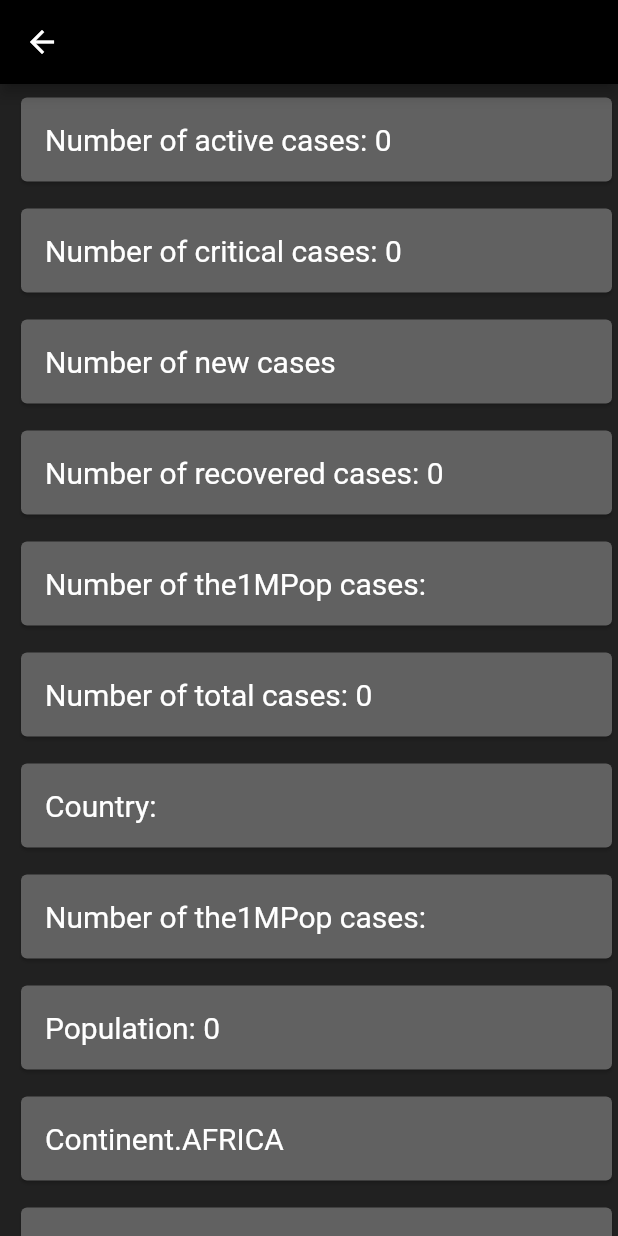
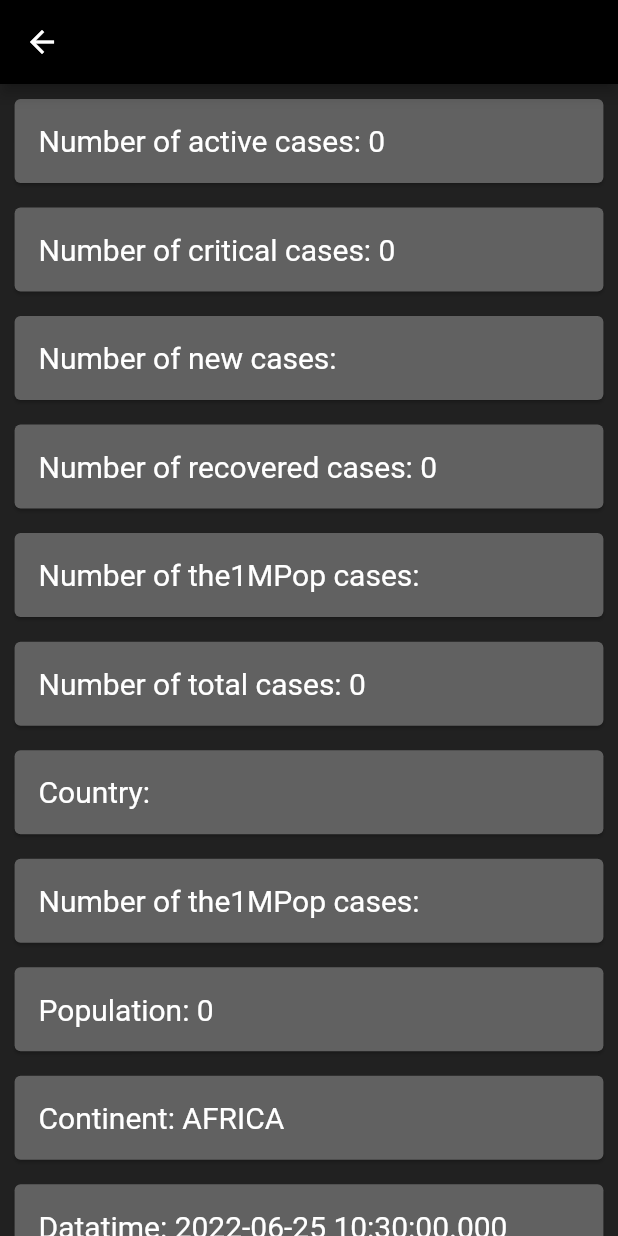
Before and after one commit to cihangirtuncer/CovidInformationApp, a Flutter app: the StaticView screen opened directly with empty values, on a phone screen of 412 x 824 dp. Run offline on Flutter 3.47's test engine with Material 2 defaults, Android fonts, the phone set to English and light mode, and no system bars; our stand-ins replace dio, flutter_screenutil, get, get_storage; accounts and stored records are empty; network calls fail.

```diff
--- a/lib/core/components/text/text.dart
+++ b/lib/core/components/text/text.dart
@@ -1,16 +1,8 @@
 import 'package:flutter/material.dart';
 
-text(String string) {
-  return Padding(
-    padding: const EdgeInsets.fromLTRB(10, 5, 0, 5),
-    child: Card(
-      color: Colors.grey.shade700,
-      child: ListTile(
-        title: Text(
-          string,
+Text text(String string) {
+  return  Text(
+          string ?? 0,
           style: const TextStyle(color: Colors.white, fontSize: 20),
-        ),
-      ),
-    ),
-  );
+        );
 }
--- a/lib/main.dart
+++ b/lib/main.dart
@@ -1,5 +1,6 @@
 import 'package:covid_19_statistic/view/countries/view/countries_view.dart';
 import 'package:flutter/material.dart';
+import 'package:flutter_screenutil/flutter_screenutil.dart';
 import 'package:get/get.dart';
 
 void main() {
@@ -11,13 +12,22 @@ class MyApp extends StatelessWidget {
 
   @override
   Widget build(BuildContext context) {
+    return ScreenUtilInit(
+      designSize: const Size(360, 690),
+      minTextAdapt: true,
+      splitScreenMode: true,
+      builder: (context , child) {
     return GetMaterialApp(
       debugShowCheckedModeBanner: false,
       title: 'COVID 19',
       theme: ThemeData(
         primarySwatch: Colors.blue,
+
       ),
       home: const MyHomePage(title: 'COVID'),
+      );
+      },
+
     );
   }
 }
--- a/lib/product/constant/api_constant.dart
+++ b/lib/product/constant/api_constant.dart
@@ -1,14 +1,10 @@
 class ApiConstant {
   static const url = "https://covid-193.p.rapidapi.com/";
-  static const headers = {
-    'x-rapidapi-host': 'covid-193.p.rapidapi.com',
-    'x-rapidapi-key': '7230f0073fmsh19c10074c514c59p16793ejsn6aa0e35fe867',
-  };
   static const headerHost = 'x-rapidapi-host';
   static const headerHostValue = 'covid-193.p.rapidapi.com';
-    static const headerKey =  'x-rapidapi-key';
-  static const headerKeyValue = '7230f0073fmsh19c10074c514c59p16793ejsn6aa0e35fe867';
-
+  static const headerKey = 'x-rapidapi-key';
+  static const headerKeyValue =
+      '7230f0073fmsh19c10074c514c59p16793ejsn6aa0e35fe867';
   static const countries = 'countries';
   static const statisticsCountry = 'statistics?country=';
 }
--- /dev/null
+++ b/lib/product/widget/statistic_info_widget.dart
@@ -0,0 +1,27 @@
+import 'package:covid_19_statistic/core/components/text/text.dart';
+import 'package:flutter/material.dart';
+import 'package:flutter_screenutil/flutter_screenutil.dart';
+
+class StatisticInfoWidget extends StatelessWidget {
+  final String data;
+  final String dataValue;
+  const StatisticInfoWidget({Key key, this.data, this.dataValue})
+      : super(key: key);
+
+  @override
+  Widget build(BuildContext context) {
+    return Padding(
+      padding: EdgeInsets.fromLTRB(5.w, 5.h, 5.w, 2.h),
+      child: Card(
+        color: Colors.grey.shade700,
+        child: ListTile(
+            title: Row(
+          children: [
+            text(data),
+            text(dataValue),
+          ],
+        )),
+      ),
+    );
+  }
+}
--- a/lib/view/statistic/view/statistic_view.dart
+++ b/lib/view/statistic/view/statistic_view.dart
@@ -1,7 +1,8 @@
 import 'package:covid_19_statistic/core/components/app_bar/main_app_bar.dart';
-import 'package:covid_19_statistic/core/components/text/text.dart';
 import 'package:covid_19_statistic/view/statistic/model/statistic.dart';
 import 'package:flutter/material.dart';
+
+import '../../../product/widget/statistic_info_widget.dart';
 
 class StaticView extends StatelessWidget {
   final Response response;
@@ -35,50 +36,57 @@ statisticView({
     child: Column(
       crossAxisAlignment: CrossAxisAlignment.start,
       children: [
-        text(
-          "Number of active cases: ${currentCaseStatistic.active.toString()}" ??
-              "",
+        StatisticInfoWidget(
+            data: "Number of active cases: ",
+            dataValue: currentCaseStatistic.active.toString() ?? ""),
+        StatisticInfoWidget(
+            data: "Number of critical cases: ",
+            dataValue: currentCaseStatistic.critical.toString() ?? ""),
+        StatisticInfoWidget(
+            data: "Number of new cases: ",
+            dataValue: currentCaseStatistic.casesNew.toString() ?? ""),
+        StatisticInfoWidget(
+            data: "Number of recovered cases: ",
+            dataValue: currentCaseStatistic.recovered.toString() ?? ""),
+        StatisticInfoWidget(
+            data: "Number of the1MPop cases: ",
+            dataValue: currentCaseStatistic.the1MPop.toString() ?? ""),
+        StatisticInfoWidget(
+            data: "Number of total cases: ",
+            dataValue: currentCaseStatistic.total.toString() ?? ""),
+        StatisticInfoWidget(
+          data: "Country: ",
+          dataValue: currentCountryStatistic.toString() ?? "",
         ),
-        text(
-            "Number of critical cases: ${currentCaseStatistic.critical.toString()}" ??
-                ""),
-        text(
-            "Number of new cases ${currentCaseStatistic.casesNew.toString()}" ??
-                ""),
-        text(
-            "Number of recovered cases: ${currentCaseStatistic.recovered.toString()}" ??
-                ""),
-        text(
-            "Number of the1MPop cases: ${currentCaseStatistic.the1MPop.toString()}" ??
-                ""),
-        text(
-            "Number of total cases: ${currentCaseStatistic.total.toString()}" ??
-                ""),
-        text(
-          "Country: $currentCountryStatistic" ?? "",
+        StatisticInfoWidget(
+          data: "Number of the1MPop cases: ",
+          dataValue: currentTestsStatistic.the1MPop.toString() ?? "",
         ),
-        text(
-          "Number of the1MPop cases: ${currentTestsStatistic.the1MPop}" ?? "",
+        StatisticInfoWidget(
+          data: "Population: ",
+          dataValue: currentPopulationStatistic.toString() ?? "",
         ),
-        text(
-          "Population: ${currentPopulationStatistic.toString()}" ?? "",
+        StatisticInfoWidget(
+          data: "Continent: ",
+          dataValue: currentContinentStatistic.name.toString() ?? "",
         ),
-        text(
-          currentContinentStatistic.toString() ?? "",
+        StatisticInfoWidget(
+          data: "Datatime: ",
+          dataValue: currentDayStatistic.toString() ?? "",
         ),
-        text(
-          "Datatime: ${currentDayStatistic.toString()}" ?? "",
+        StatisticInfoWidget(
+          data: "Death: ",
+          dataValue: currentDeathsStatistic.deathsNew.toString() ?? 0 ?? "",
         ),
-        text(
-          "Death: ${currentDeathsStatistic.deathsNew}" ?? "",
-        ),
-        text(
-            "Number of tests: ${currentTestsStatistic.total.toString()}" ?? ""),
-        text("Number of deaths the1MPop: ${currentDeathsStatistic.the1MPop}" ??
-            ""),
-        text(
-          "Number of total deaths : ${currentDeathsStatistic.total.toString()}" ??
-              "",
+        StatisticInfoWidget(
+            data: "Number of tests: ",
+            dataValue: currentTestsStatistic.total.toString() ?? ""),
+        StatisticInfoWidget(
+            data: "Number of deaths the1MPop: ",
+            dataValue: currentDeathsStatistic.the1MPop.toString() ?? ""),
+        StatisticInfoWidget(
+          data: "Number of total deaths : ",
+          dataValue: currentDeathsStatistic.total.toString() ?? "",
         ),
       ],
     ),
--- a/lib/view/statistic/viewModel/statistic_view_model.dart
+++ b/lib/view/statistic/viewModel/statistic_view_model.dart
@@ -1,4 +1,3 @@
-import 'dart:convert';
 
 import 'package:covid_19_statistic/view/statistic/service/statistic_service.dart';
 import 'package:covid_19_statistic/view/statistic/view/statistic_view.dart';
--- a/pubspec.yaml
+++ b/pubspec.yaml
@@ -32,6 +32,7 @@ dependencies:
   dio: ^4.0.6
   get: ^4.6.5
   get_storage: ^2.0.3
+  flutter_screenutil: ^5.5.3+2
 
 
   # The following adds the Cupertino Icons font to your application.
```
Also changed, not shown: pubspec.lock.
